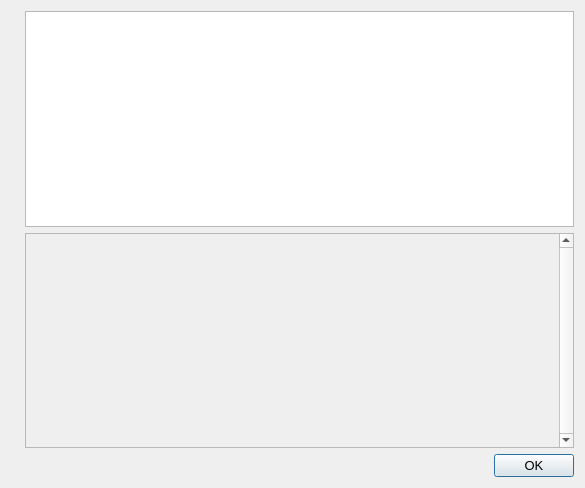
First picture: the form in src/qt/forms/helpmessagedialog.ui, repository 22388o/CryptoDEX, before the edit.
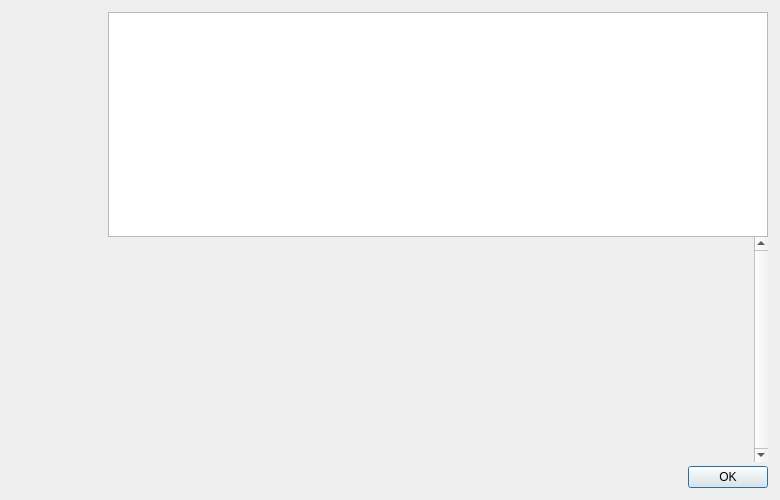
Second picture: the form after the edit. Icons and pictures are not drawn.

Diff of the .ui file:
```diff
--- a/src/qt/forms/helpmessagedialog.ui
+++ b/src/qt/forms/helpmessagedialog.ui
@@ -6,31 +6,87 @@
    <rect>
     <x>0</x>
     <y>0</y>
-    <width>585</width>
-    <height>488</height>
+    <width>780</width>
+    <height>500</height>
    </rect>
   </property>
-  <property name="font">
-   <font>
-    <pointsize>10</pointsize>
-   </font>
+  <property name="maximumSize">
+   <size>
+    <width>16777215</width>
+    <height>500</height>
+   </size>
   </property>
   <property name="windowTitle">
    <string notr="true">CryptoDEX Core - Command-line options</string>
   </property>
   <layout class="QHBoxLayout" name="horizontalLayout_2">
+   <property name="spacing">
+    <number>0</number>
+   </property>
+   <property name="leftMargin">
+    <number>12</number>
+   </property>
+   <property name="topMargin">
+    <number>12</number>
+   </property>
+   <property name="rightMargin">
+    <number>12</number>
+   </property>
+   <property name="bottomMargin">
+    <number>12</number>
+   </property>
    <item>
-    <widget class="QLabel" name="graphic">
-     <property name="sizePolicy">
-      <sizepolicy hsizetype="Preferred" vsizetype="Ignored">
-       <horstretch>0</horstretch>
-       <verstretch>0</verstretch>
-      </sizepolicy>
+    <layout class="QVBoxLayout" name="verticalLayoutLogo" stretch="0">
+     <property name="leftMargin">
+      <number>0</number>
      </property>
-     <property name="pixmap">
-      <pixmap resource="../cryptodex.qrc">:/images/about</pixmap>
+     <property name="topMargin">
+      <number>0</number>
      </property>
-    </widget>
+     <property name="rightMargin">
+      <number>0</number>
+     </property>
+     <item>
+      <widget class="QLabel" name="aboutLogo">
+       <property name="sizePolicy">
+        <sizepolicy hsizetype="Preferred" vsizetype="Ignored">
+         <horstretch>0</horstretch>
+         <verstretch>0</verstretch>
+        </sizepolicy>
+       </property>
+       <property name="minimumSize">
+        <size>
+         <width>96</width>
+         <height>464</height>
+        </size>
+       </property>
+       <property name="maximumSize">
+        <size>
+         <width>96</width>
+         <height>564</height>
+        </size>
+       </property>
+       <property name="baseSize">
+        <size>
+         <width>96</width>
+         <height>564</height>
+        </size>
+       </property>
+       <property name="autoFillBackground">
+        <bool>false</bool>
+       </property>
+       <property name="pixmap">
+        <pixmap resource="../cryptodex.qrc">:/images/drkblue/about</pixmap>
+       </property>
+       <property name="scaledContents">
+        <bool>false</bool>
+       </property>
+       <property name="alignment">
+        <set>Qt::AlignLeading|Qt::AlignLeft|Qt::AlignTop</set>
+       </property>
+      </widget>
+     </item>
+    </layout>
    </item>
    <item>
     <layout class="QVBoxLayout" name="verticalLayout">
@@ -43,6 +99,9 @@
      </item>
      <item>
       <widget class="QScrollArea" name="scrollArea">
+       <property name="frameShape">
+        <enum>QFrame::NoFrame</enum>
+       </property>
        <property name="verticalScrollBarPolicy">
         <enum>Qt::ScrollBarAlwaysOn</enum>
        </property>
@@ -54,8 +113,8 @@
          <rect>
           <x>0</x>
           <y>0</y>
-          <width>479</width>
-          <height>213</height>
+          <width>630</width>
+          <height>201</height>
          </rect>
         </property>
         <layout class="QVBoxLayout" name="verticalLayout_2">
@@ -82,6 +141,22 @@
        </widget>
       </widget>
      </item>
+     <item>
+      <spacer name="verticalSpacer">
+       <property name="orientation">
+        <enum>Qt::Vertical</enum>
+       </property>
+       <property name="sizeType">
+        <enum>QSizePolicy::Fixed</enum>
+       </property>
+       <property name="sizeHint" stdset="0">
+        <size>
+         <width>4</width>
+         <height>4</height>
+        </size>
+       </property>
+      </spacer>
+     </item>
      <item>
       <widget class="QDialogButtonBox" name="okButton">
        <property name="orientation">
```
Left out of the diff: 2 changed lines with no effect on the pictures.
